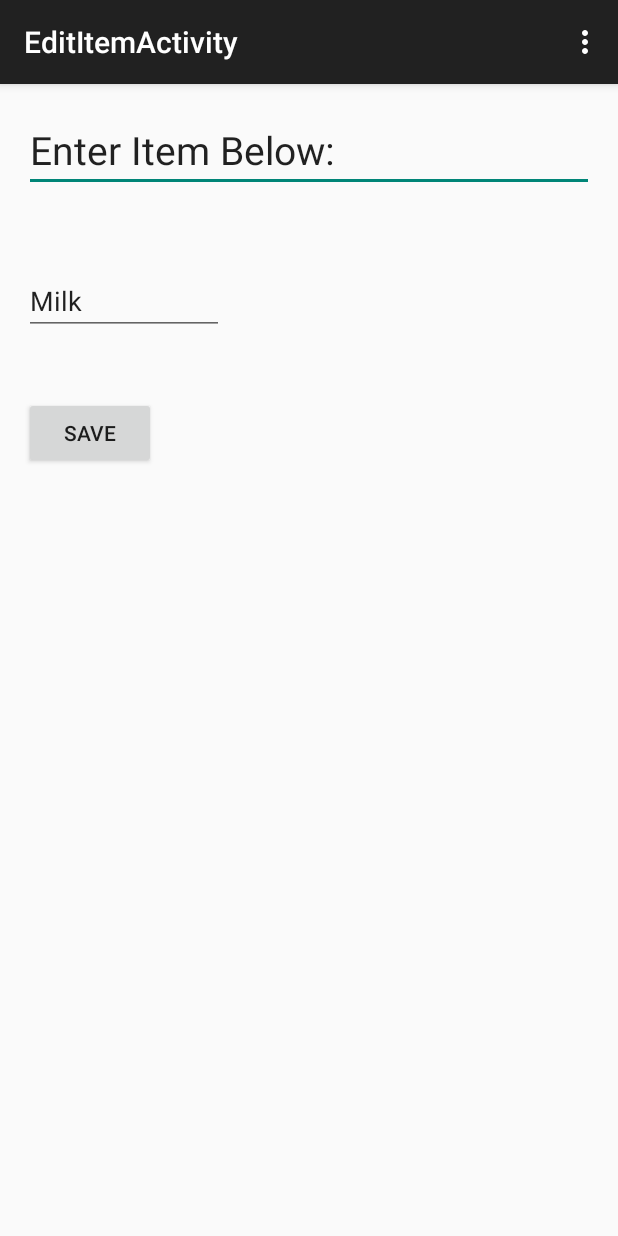
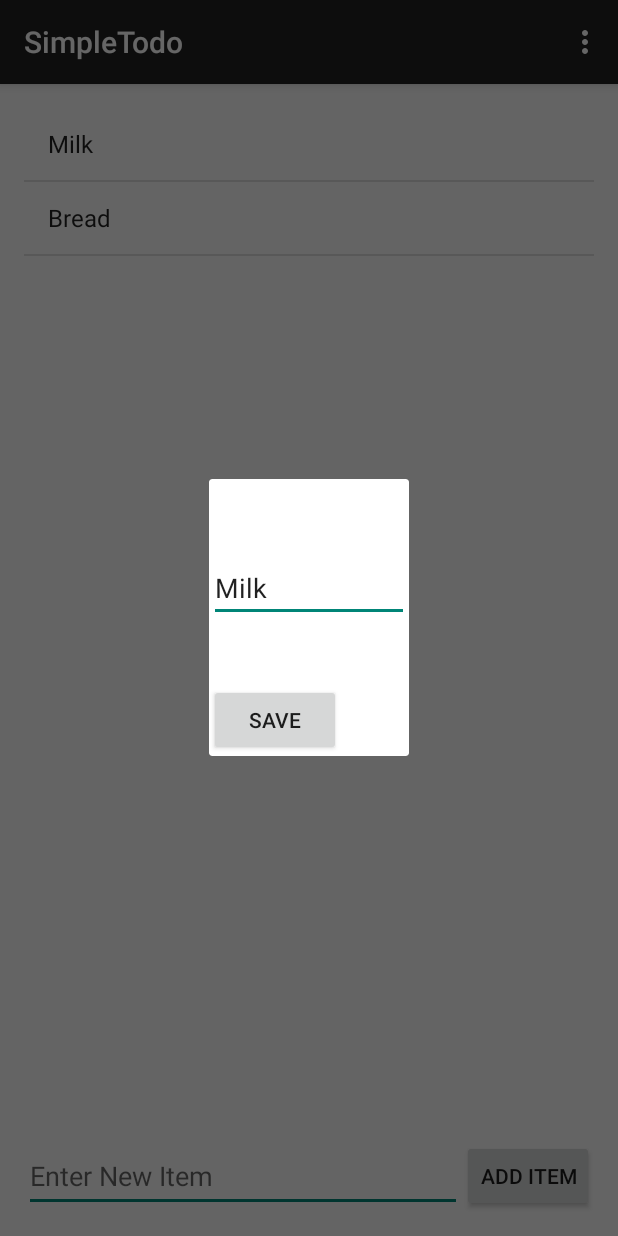
Before and after one commit to daisych02/SimpleTodo, an Android app: the screen it shows after launch (EditItemActivity before the commit, MainActivity after it), after a tap on "Milk", on a phone screen of 412 x 824 dp. Run offline under Robolectric (Android 15) with nearby library versions, the phone set to English and light mode, and no system bars.

Commit message:
use dialog instead of activity

```diff
--- /dev/null
+++ b/app/src/main/java/com/daisych/simpletodo/EditItemDialog.java
@@ -0,0 +1,86 @@
+package com.daisych.simpletodo;
+
+import android.app.Activity;
+import android.app.AlertDialog;
+import android.app.Dialog;
+import android.content.DialogInterface;
+import android.content.Intent;
+import android.os.Bundle;
+import android.support.v4.app.DialogFragment;
+import android.view.KeyEvent;
+import android.view.LayoutInflater;
+import android.view.View;
+import android.view.ViewGroup;
+import android.view.WindowManager;
+import android.view.inputmethod.EditorInfo;
+import android.widget.Button;
+import android.widget.EditText;
+import android.widget.TextView;
+import android.widget.TextView.OnEditorActionListener;
+import android.view.View.OnClickListener;
+import android.widget.Toast;
+// ...
+
+public class EditItemDialog extends DialogFragment {
+
+    public interface EditItemDialogListener {
+        void onFinishEditDialog(Intent i);
+    }
+
+    private EditText etItemEdit;
+    int pos;
+    String item;
+    EditItemDialogListener editItemDialogListener;
+
+    public EditItemDialog() {
+        // Empty constructor required for DialogFragment
+    }
+
+    public static EditItemDialog newInstance(String title) {
+        EditItemDialog frag = new EditItemDialog();
+        Bundle args = new Bundle();
+        args.putString("title", title);
+        frag.setArguments(args);
+        return frag;
+    }
+
+    @Override
+    public void onAttach(Activity activity) {
+        super.onAttach(activity);
+        try {
+            editItemDialogListener = (EditItemDialogListener) activity;
+        } catch (ClassCastException e) {
+            throw new ClassCastException(activity.toString() + " must implement onFinishEditDialog");
+        }
+    }
+
+    @Override
+    public View onCreateView(LayoutInflater inflater, ViewGroup container,
+                             Bundle savedInstanceState) {
+        View view = inflater.inflate(R.layout.fragment_edit_item, container);
+        etItemEdit = (EditText) view.findViewById(R.id.etItemEdit);
+        pos = getArguments().getInt("index");
+        String item = getArguments().getString("item");
+        etItemEdit.setText(item);
+
+        String title = getArguments().getString("title", "Edit Item");
+        getDialog().setTitle(title);
+
+        Button button = (Button) view.findViewById(R.id.btnSave);
+        button.setOnClickListener(new OnClickListener() {
+            public void onClick(View view) {
+                View parent = (View) view.getParent();
+                Intent i = new Intent();
+                EditText etItemEdit = (EditText) parent.findViewById(R.id.etItemEdit);
+
+                i.putExtra("item", etItemEdit.getText().toString());
+                i.putExtra("index", pos);
+                editItemDialogListener.onFinishEditDialog(i);
+                dismiss();
+            }
+        });
+
+        return view;
+    }
+
+}
--- a/app/src/main/java/com/daisych/simpletodo/MainActivity.java
+++ b/app/src/main/java/com/daisych/simpletodo/MainActivity.java
@@ -1,6 +1,7 @@
 package com.daisych.simpletodo;
 
 import android.content.Intent;
+import android.support.v4.app.FragmentManager;
 import android.support.v7.app.ActionBarActivity;
 import android.os.Bundle;
 import android.view.Menu;
@@ -19,7 +20,7 @@ import java.io.IOException;
 import java.util.ArrayList;
 
 
-public class MainActivity extends ActionBarActivity {
+public class MainActivity extends ActionBarActivity implements EditItemDialog.EditItemDialogListener {
     ArrayList<String> items;
     ArrayAdapter<String> itemsAdaptor;
     ListView lvItems;
@@ -59,8 +60,12 @@ public class MainActivity extends ActionBarActivity {
                        i.putExtra("index", pos);
                        i.putExtra("item", items.get(pos));
 
-                       startActivityForResult(i, 200); // brings up the second activity
-                       writeItems();
+                       // The dialog (fragment) way
+                       showEditDialog(pos);
+
+                       // The new activity way
+//                       startActivityForResult(i, 200); // brings up the second activity
+//                       writeItems();
                    }
                }
         );
@@ -127,4 +132,25 @@ public class MainActivity extends ActionBarActivity {
             writeItems();
         }
     }
+
+    private void showEditDialog(int pos) {
+        FragmentManager fm = getSupportFragmentManager();
+        EditItemDialog editItemDialog = EditItemDialog.newInstance("Edit Item");
+        Bundle bundle = new Bundle();
+        bundle.putInt("index", pos);
+        bundle.putString("item", items.get(pos));
+        editItemDialog.setArguments(bundle);
+
+        editItemDialog.show(fm, "fragment_edit_item");
+    }
+
+    @Override
+    public void onFinishEditDialog(Intent i) {
+        String item = i.getStringExtra("item");
+        int pos = i.getIntExtra("index", 0);
+
+        items.set(pos, item);
+        itemsAdaptor.notifyDataSetChanged();
+        writeItems();
+    }
 }
--- /dev/null
+++ b/app/src/main/res/layout/fragment_edit_item.xml
@@ -0,0 +1,24 @@
+<?xml version="1.0" encoding="utf-8"?>
+<RelativeLayout xmlns:android="http://schemas.android.com/apk/res/android"
+    android:layout_width="match_parent" android:layout_height="match_parent">
+
+    <EditText
+        android:layout_width="wrap_content"
+        android:layout_height="wrap_content"
+        android:id="@+id/etItemEdit"
+        android:layout_below="@+id/editText"
+        android:layout_alignParentStart="true"
+        android:layout_marginTop="50dp"
+        android:hint="@string/item_name_here" />
+
+    <Button
+        android:layout_width="wrap_content"
+        android:layout_height="wrap_content"
+        android:text="Save"
+        android:id="@+id/btnSave"
+        android:layout_below="@+id/etItemEdit"
+        android:layout_alignParentStart="true"
+        android:layout_marginTop="41dp"
+        android:layout_alignEnd="@+id/btnSave" />
+
+</RelativeLayout>
```
Also changed, not shown: 2 other files.
